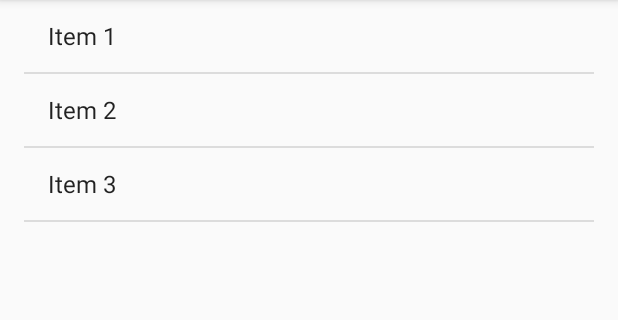
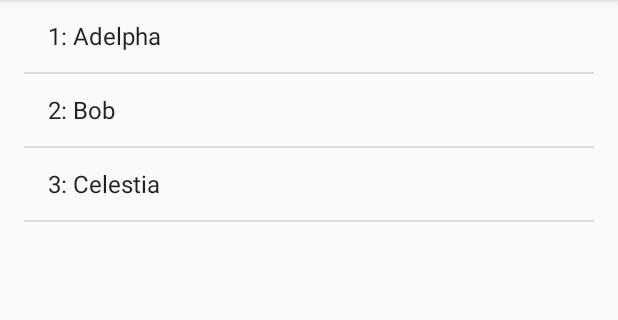
Before and after one commit to BFH-InternetOfThings/smoje, an Android app: the screen it shows after launch (SmuoyListActivity), on a phone screen of 412 x 824 dp, the part 84-404 px from its top. Run offline under Robolectric (Android 15) with nearby library versions, the phone set to English and light mode, and no system bars.

Commit message:
Some layout work

```diff
--- a/Apps/Android/mobile/build.gradle
+++ b/Apps/Android/mobile/build.gradle
@@ -17,6 +17,10 @@ android {
             proguardFiles getDefaultProguardFile('proguard-android.txt'), 'proguard-rules.pro'
         }
     }
+    compileOptions {
+        sourceCompatibility JavaVersion.VERSION_1_7
+        targetCompatibility JavaVersion.VERSION_1_7
+    }
 }
 
 dependencies {
--- a/Apps/Android/mobile/src/main/java/ch/bfh/mobicomp/smuoy/SmuoyListFragment.java
+++ b/Apps/Android/mobile/src/main/java/ch/bfh/mobicomp/smuoy/SmuoyListFragment.java
@@ -72,7 +72,7 @@ public class SmuoyListFragment extends ListFragment {
         super.onCreate(savedInstanceState);
 
         // TODO: replace with a real list adapter.
-        setListAdapter(new ArrayAdapter<DummyContent.DummyItem>(
+        setListAdapter(new ArrayAdapter<DummyContent.Smuoy>(
                 getActivity(),
                 android.R.layout.simple_list_item_activated_1,
                 android.R.id.text1,
--- a/Apps/Android/mobile/src/main/java/ch/bfh/mobicomp/smuoy/dummy/DummyContent.java
+++ b/Apps/Android/mobile/src/main/java/ch/bfh/mobicomp/smuoy/dummy/DummyContent.java
@@ -1,9 +1,6 @@
 package ch.bfh.mobicomp.smuoy.dummy;
 
-import java.util.ArrayList;
-import java.util.HashMap;
-import java.util.List;
-import java.util.Map;
+import java.util.*;
 
 /**
  * Helper class for providing sample content for user interfaces created by
@@ -16,21 +13,26 @@ public class DummyContent {
     /**
      * An array of sample (dummy) items.
      */
-    public static List<DummyItem> ITEMS = new ArrayList<DummyItem>();
+    public static List<Smuoy> ITEMS = new ArrayList<>();
 
     /**
      * A map of sample (dummy) items, by ID.
      */
-    public static Map<String, DummyItem> ITEM_MAP = new HashMap<String, DummyItem>();
+    public static Map<String, Smuoy> ITEM_MAP = new HashMap<>();
 
     static {
         // Add 3 sample items.
-        addItem(new DummyItem("1", "Item 1"));
-        addItem(new DummyItem("2", "Item 2"));
-        addItem(new DummyItem("3", "Item 3"));
+        addItem(new Smuoy("1: Adelpha",
+                new SensorData("Temperature", null, 5.34562674176, "°C"),
+                new SensorData("Speed", "Wind", 12.13457556848, "km/h"),
+                new SensorData("Direction", "Wind", 32.265723, "°")));
+        addItem(new Smuoy("2: Bob",
+                new SensorData("Speed", "Wind", 12.13457556848, "km/h")));
+        addItem(new Smuoy("3: Celestia",
+                new SensorData("Direction", "Wind", 32.265723, "°")));
     }
 
-    private static void addItem(DummyItem item) {
+    private static void addItem(Smuoy item) {
         ITEMS.add(item);
         ITEM_MAP.put(item.id, item);
     }
@@ -38,18 +40,43 @@ public class DummyContent {
     /**
      * A dummy item representing a piece of content.
      */
-    public static class DummyItem {
+    public static class Smuoy {
         public String id;
-        public String content;
 
-        public DummyItem(String id, String content) {
+        public List<SensorData> sensorData = new LinkedList<>();
+
+        public Smuoy(String id, SensorData... data) {
             this.id = id;
-            this.content = content;
+            for (SensorData d : data) {
+                sensorData.add(d);
+            }
         }
 
         @Override
         public String toString() {
-            return content;
+            return id;
+        }
+    }
+
+    public static class SensorData {
+        String sensor;
+        String group;
+        double value;
+        String unit;
+
+        public SensorData(String sensor, String group, double value, String unit) {
+            this.sensor = sensor;
+            this.value = value;
+            this.unit = unit;
+        }
+
+        public String getGroup() {
+            return group;
+        }
+
+        @Override
+        public String toString() {
+            return String.format("%1$s:\t%2$.2f%3$s", sensor, value, unit);
         }
     }
 }
--- a/Apps/Android/mobile/src/main/res/layout/fragment_smuoy_detail.xml
+++ b/Apps/Android/mobile/src/main/res/layout/fragment_smuoy_detail.xml
@@ -1,4 +1,4 @@
-<TextView xmlns:android="http://schemas.android.com/apk/res/android"
+<LinearLayout xmlns:android="http://schemas.android.com/apk/res/android"
               xmlns:tools="http://schemas.android.com/tools"
               android:id="@+id/smuoy_detail"
               style="?android:attr/textAppearanceLarge"
@@ -6,4 +6,5 @@
               android:layout_height="match_parent"
               android:padding="16dp"
               android:textIsSelectable="true"
-          tools:context=".SmuoyDetailFragment"/>
+              tools:context=".SmuoyDetailFragment"
+              android:orientation="vertical" />
--- a/Apps/Android/mobile/src/main/res/values/color.xml
+++ b/Apps/Android/mobile/src/main/res/values/color.xml
@@ -3,4 +3,6 @@
     <color name="primary">#4ecefd</color>
     <color name="primary_dark">#03aeee</color>
     <color name="accent">#03aeee</color>
+    <color name="wind">#a7e6fd</color>
+    <color name="temperature">#fdf8a7</color>
 </resources>
--- a/Apps/Android/mobile/src/main/res/values/strings.xml
+++ b/Apps/Android/mobile/src/main/res/values/strings.xml
@@ -3,5 +3,6 @@
 
     <string name="app_name">Smuoy</string>
     <string name="title_smuoy_detail">Smuoy Detail</string>
+    <string name="data_card_image_alt">A current image from this Smuoy</string>
 
 </resources>
--- a/Apps/Android/mobile/src/main/res/values/styles.xml
+++ b/Apps/Android/mobile/src/main/res/values/styles.xml
@@ -7,6 +7,7 @@
         <!-- Support library compatibility -->
         <item name="actionBarStyle">@style/MyActionBar</item>
 
+        <!-- Android 5.0 Lollipop compatibility -->
         <!-- Main theme colors -->
         <!--   your app branding color for the app bar -->
         <item name="android:colorPrimary" tools:ignore="NewApi">@color/primary</item>
--- a/Apps/Android/wear/build.gradle
+++ b/Apps/Android/wear/build.gradle
@@ -18,6 +18,10 @@ android {
             proguardFiles getDefaultProguardFile('proguard-android.txt'), 'proguard-rules.pro'
         }
     }
+    compileOptions {
+        sourceCompatibility JavaVersion.VERSION_1_7
+        targetCompatibility JavaVersion.VERSION_1_7
+    }
 }
 
 dependencies {
```
Also changed, not shown: Apps/Android/mobile/src/main/java/ch/bfh/mobicomp/smuoy/SmuoyDetailFragment.java (+32 -6 lines), Apps/Android/mobile/src/main/res/layout/data_card_basic.xml (added, +22 -0 lines), Apps/Android/mobile/src/main/res/layout/data_card_image.xml (added, +23 -0 lines), Apps/Android/mobile/src/main/res/layout/data_card_temperature.xml (added, +23 -0 lines), Apps/Android/mobile/src/main/res/layout/data_card_wind.xml (added, +23 -0 lines), 2 other files. Lines whose indentation alone changed are shown as unchanged.
